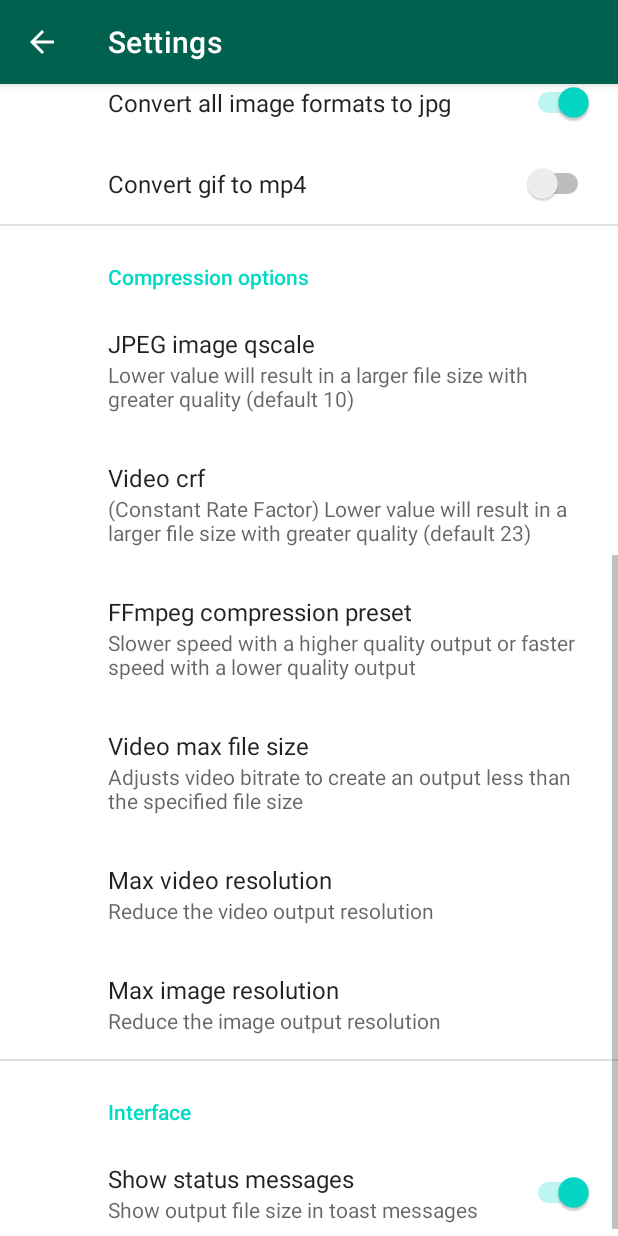
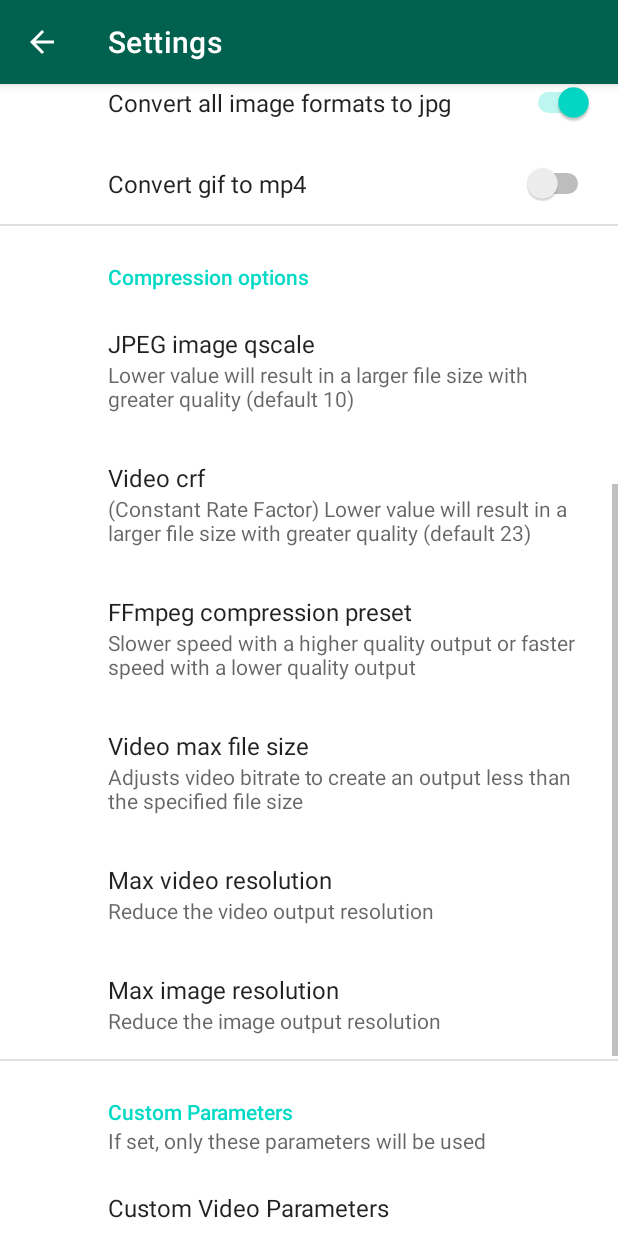
Before and after one commit to caydey/ffshare, an Android app: the PreferencesActivity screen opened directly, with no data from a screen before it, scrolled down 537 dp, on a phone screen of 412 x 824 dp. Run offline under Robolectric (Android 15) with nearby library versions, the phone set to English and light mode, and no system bars; our stand-ins replace androidx.preference; 1 statement that could not run was skipped.

Commit message:
Added "Custom Parameters" settings option

```diff
--- a/app/src/main/java/com/caydey/ffshare/utils/MediaCompressor.kt
+++ b/app/src/main/java/com/caydey/ffshare/utils/MediaCompressor.kt
@@ -239,6 +239,11 @@ class MediaCompressor(private val context: Context) {
     }
 
     private fun createFFmpegParams(inputFile: Uri, mediaInformation: MediaInformation, mediaType: Utils.MediaType, outputMediaType: Utils.MediaType): String {
+        // custom params
+        if (utils.isImage(outputMediaType) && settings.customImageParams.isNotEmpty()) return settings.customImageParams
+        if (utils.isVideo(outputMediaType) && settings.customVideoParams.isNotEmpty()) return settings.customVideoParams
+        if (utils.isAudio(outputMediaType) && settings.customAudioParams.isNotEmpty()) return settings.customAudioParams
+
         val params = StringJoiner(" ")
 
         // preset, webp does not support this
--- a/app/src/main/res/values/strings.xml
+++ b/app/src/main/res/values/strings.xml
@@ -88,6 +88,12 @@
     <string name="settings_max_image_resolution" tools:ignore="MissingTranslation">Max image resolution</string>
     <string name="settings_max_image_resolution_summary" tools:ignore="MissingTranslation">Reduce the image output resolution</string>
 
+    <string name="settings_custom_params_title" tools:ignore="MissingTranslation">Custom Parameters</string>
+    <string name="settings_custom_params_summary" tools:ignore="MissingTranslation">If set, only these parameters will be used</string>
+    <string name="settings_custom_video_params" tools:ignore="MissingTranslation">Custom Video Parameters</string>
+    <string name="settings_custom_image_params" tools:ignore="MissingTranslation">Custom Image Parameters</string>
+    <string name="settings_custom_audio_params" tools:ignore="MissingTranslation">Custom Audio Parameters</string>
+
     <string name="settings_interface_options_title">Interface</string>
 
     <string name="settings_show_status_messages">Show status messages</string>
--- a/app/src/main/res/xml/preferences.xml
+++ b/app/src/main/res/xml/preferences.xml
@@ -55,7 +55,6 @@
     </PreferenceCategory>
 
 
-
     <PreferenceCategory
         android:key="prefs_compression"
         android:title="@string/settings_compression_options_title">
@@ -107,6 +106,25 @@
     </PreferenceCategory>
 
     <PreferenceCategory
+        android:key="prefs_custom_params"
+        android:title="@string/settings_custom_params_title"
+        android:summary="@string/settings_custom_params_summary">
+
+        <EditTextPreference
+            android:key="pref_custom_video_params"
+            android:defaultValue=""
+            android:title="@string/settings_custom_video_params" />
+        <EditTextPreference
+            android:key="pref_custom_image_params"
+            android:defaultValue=""
+            android:title="@string/settings_custom_image_params" />
+        <EditTextPreference
+            android:key="pref_custom_video_params"
+            android:defaultValue=""
+            android:title="@string/settings_custom_audio_params" />
+    </PreferenceCategory>
+
+    <PreferenceCategory
         android:key="prefs_interface"
         android:title="@string/settings_interface_options_title">
         <SwitchPreference
```
Also changed, not shown: app/src/main/java/com/caydey/ffshare/LogItemDialog.kt (+0 -7 lines), app/src/main/java/com/caydey/ffshare/utils/Settings.kt (+15 -0 lines).
